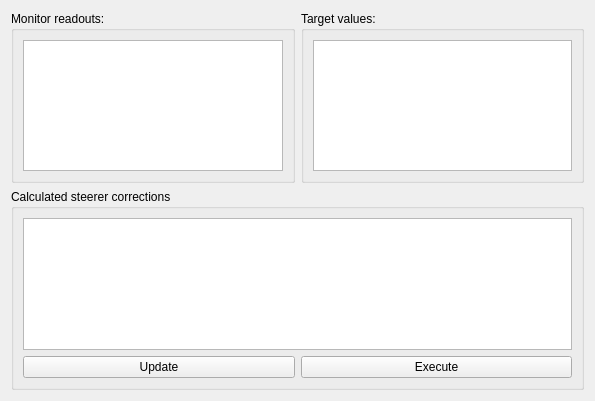
Above: madgui/correct/mgm_dialog.ui from hibtc/madgui before the change. Below: the same form after it.
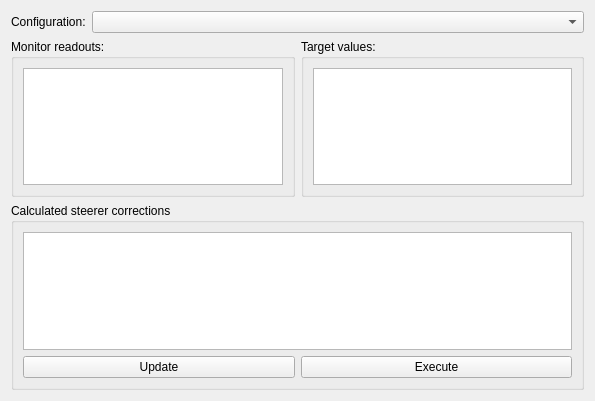
That is the form after the change. Custom widgets are drawn as their Qt base class.

Commit message: Can select current configuration in the dialog

What changed in the file:
```diff
--- a/madgui/correct/mgm_dialog.ui
+++ b/madgui/correct/mgm_dialog.ui
@@ -14,7 +14,21 @@
    <string>Multi grid method (orbit flattening)</string>
   </property>
   <layout class="QGridLayout" columnstretch="1,1">
-   <item row="0" column="0">
+   <item row="0" column="0" colspan="2">
+    <layout class="QHBoxLayout" stretch="0,1,0,0">
+     <item>
+      <widget class="QLabel">
+       <property name="text">
+        <string>Configuration:</string>
+       </property>
+      </widget>
+     </item>
+     <item>
+      <widget class="QComboBox" name="combo_config"/>
+     </item>
+    </layout>
+   </item>
+   <item row="1" column="0">
     <widget class="QGroupBox">
      <property name="title">
       <string>Monitor readouts:</string>
@@ -26,7 +40,7 @@
      </layout>
     </widget>
    </item>
-   <item row="0" column="1">
+   <item row="1" column="1">
     <widget class="QGroupBox">
      <property name="title">
       <string>Target values:</string>
@@ -38,7 +52,7 @@
      </layout>
     </widget>
    </item>
-   <item row="1" column="0" colspan="2">
+   <item row="2" column="0" colspan="2">
     <widget class="QGroupBox">
      <property name="title">
       <string>Calculated steerer corrections</string>
```
The commit also changes 2 other files.
